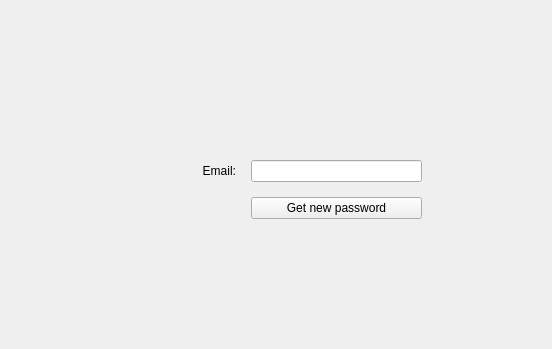
Old version of the form gui/passwordwgt.ui in the repository seniordev312/CSharpEncryptionWinClient; both pictures show x 0 to 552 and y 0 to 349 of the 639 by 514 pixel window.
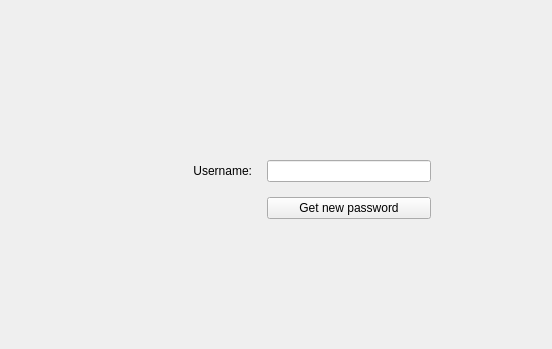
New version of the form.

The edit to the form file:
```diff
--- a/gui/passwordwgt.ui
+++ b/gui/passwordwgt.ui
@@ -35,7 +35,7 @@
       <enum>Qt::NoFocus</enum>
      </property>
      <property name="text">
-      <string>Email:</string>
+      <string>Username:</string>
      </property>
      <property name="alignment">
       <set>Qt::AlignRight|Qt::AlignTrailing|Qt::AlignVCenter</set>
```
